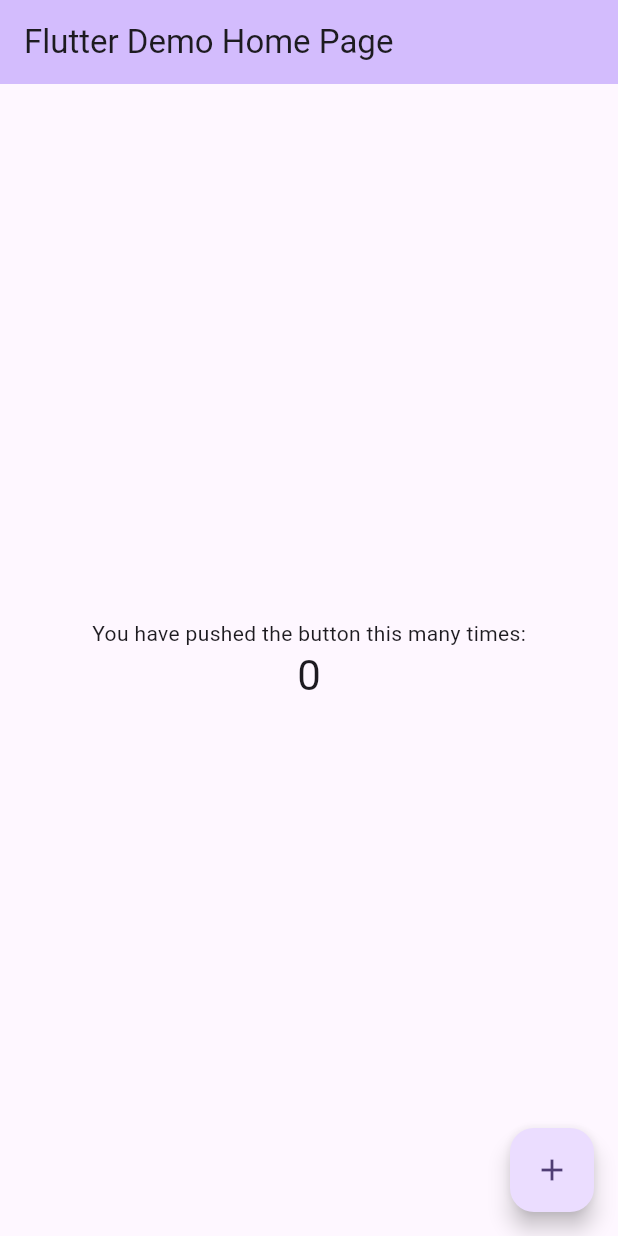
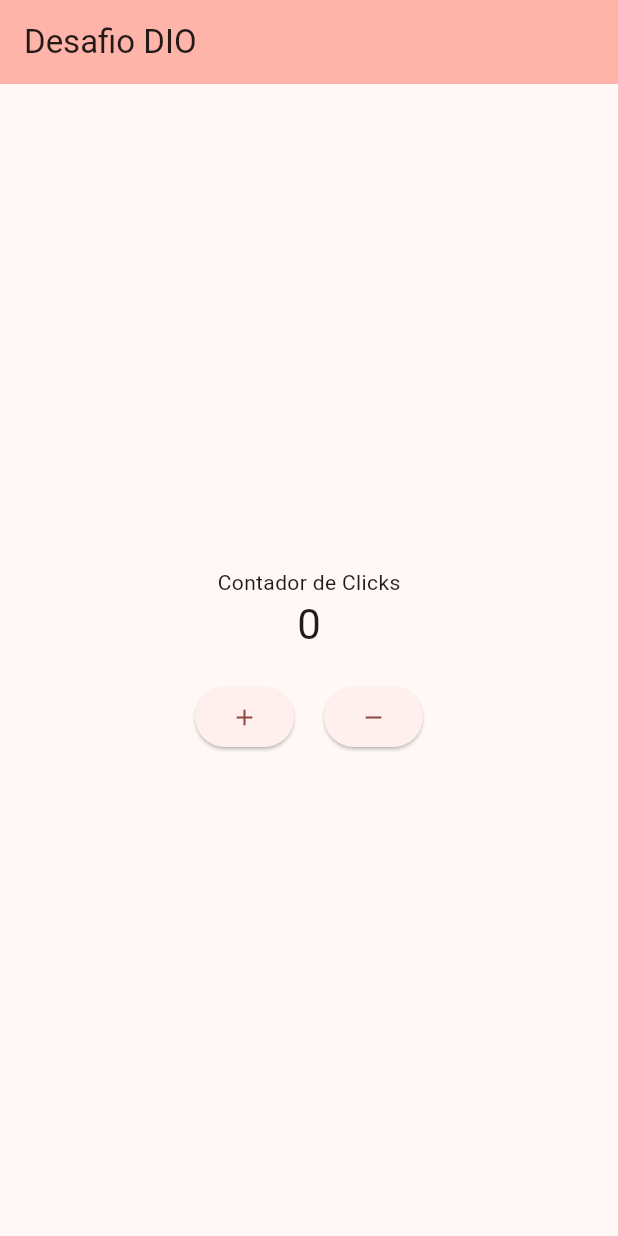
Before and after one commit to thiiagofernando/dasafio_flutter_dio_1, a Flutter app: the screen it shows after launch, on a phone screen of 412 x 824 dp. Run offline on Flutter 3.47's test engine with Material 2 defaults, Android fonts, the light colour scheme and no system bars.

Commit message:
adicionado contador

```diff
--- a/lib/main.dart
+++ b/lib/main.dart
@@ -7,46 +7,22 @@
 class MyApp extends StatelessWidget {
   const MyApp({super.key});
 
-  // This widget is the root of your application.
   @override
   Widget build(BuildContext context) {
     return MaterialApp(
+      debugShowCheckedModeBanner: false,
       title: 'Flutter Demo',
       theme: ThemeData(
-        // This is the theme of your application.
-        //
-        // TRY THIS: Try running your application with "flutter run". You'll see
-        // the application has a blue toolbar. Then, without quitting the app,
-        // try changing the seedColor in the colorScheme below to Colors.green
-        // and then invoke "hot reload" (save your changes or press the "hot
-        // reload" button in a Flutter-supported IDE, or press "r" if you used
-        // the command line to start the app).
-        //
-        // Notice that the counter didn't reset back to zero; the application
-        // state is not lost during the reload. To reset the state, use hot
-        // restart instead.
-        //
-        // This works for code too, not just values: Most code changes can be
-        // tested with just a hot reload.
-        colorScheme: ColorScheme.fromSeed(seedColor: Colors.deepPurple),
+        colorScheme: ColorScheme.fromSeed(seedColor: Colors.red),
         useMaterial3: true,
       ),
-      home: const MyHomePage(title: 'Flutter Demo Home Page'),
+      home: const MyHomePage(title: 'Desafio DIO'),
     );
   }
 }
 
 class MyHomePage extends StatefulWidget {
   const MyHomePage({super.key, required this.title});
-
-  // This widget is the home page of your application. It is stateful, meaning
-  // that it has a State object (defined below) that contains fields that affect
-  // how it looks.
-
-  // This class is the configuration for the state. It holds the values (in this
-  // case the title) provided by the parent (in this case the App widget) and
-  // used by the build method of the State. Fields in a Widget subclass are
-  // always marked "final".
 
   final String title;
 
@@ -59,67 +35,56 @@
 
   void _incrementCounter() {
     setState(() {
-      // This call to setState tells the Flutter framework that something has
-      // changed in this State, which causes it to rerun the build method below
-      // so that the display can reflect the updated values. If we changed
-      // _counter without calling setState(), then the build method would not be
-      // called again, and so nothing would appear to happen.
       _counter++;
+    });
+  }
+
+  void _decreasevalue() {
+    setState(() {
+      _counter--;
     });
   }
 
   @override
   Widget build(BuildContext context) {
-    // This method is rerun every time setState is called, for instance as done
-    // by the _incrementCounter method above.
-    //
-    // The Flutter framework has been optimized to make rerunning build methods
-    // fast, so that you can just rebuild anything that needs updating rather
-    // than having to individually change instances of widgets.
     return Scaffold(
       appBar: AppBar(
-        // TRY THIS: Try changing the color here to a specific color (to
-        // Colors.amber, perhaps?) and trigger a hot reload to see the AppBar
-        // change color while the other colors stay the same.
         backgroundColor: Theme.of(context).colorScheme.inversePrimary,
-        // Here we take the value from the MyHomePage object that was created by
-        // the App.build method, and use it to set our appbar title.
         title: Text(widget.title),
       ),
       body: Center(
-        // Center is a layout widget. It takes a single child and positions it
-        // in the middle of the parent.
         child: Column(
-          // Column is also a layout widget. It takes a list of children and
-          // arranges them vertically. By default, it sizes itself to fit its
-          // children horizontally, and tries to be as tall as its parent.
-          //
-          // Column has various properties to control how it sizes itself and
-          // how it positions its children. Here we use mainAxisAlignment to
-          // center the children vertically; the main axis here is the vertical
-          // axis because Columns are vertical (the cross axis would be
-          // horizontal).
-          //
-          // TRY THIS: Invoke "debug painting" (choose the "Toggle Debug Paint"
-          // action in the IDE, or press "p" in the console), to see the
-          // wireframe for each widget.
           mainAxisAlignment: MainAxisAlignment.center,
           children: <Widget>[
             const Text(
-              'You have pushed the button this many times:',
+              'Contador de Clicks',
             ),
             Text(
               '$_counter',
               style: Theme.of(context).textTheme.headlineMedium,
             ),
+            const SizedBox(
+              height: 20,
+            ),
+            Row(
+              mainAxisAlignment: MainAxisAlignment.center,
+              children: [
+                ElevatedButton(
+                  onPressed: _incrementCounter,
+                  child: const Icon(Icons.add),
+                ),
+                const SizedBox(
+                  width: 20,
+                ),
+                ElevatedButton(
+                  onPressed: _decreasevalue,
+                  child: const Icon(Icons.remove),
+                ),
+              ],
+            )
           ],
         ),
       ),
-      floatingActionButton: FloatingActionButton(
-        onPressed: _incrementCounter,
-        tooltip: 'Increment',
-        child: const Icon(Icons.add),
-      ), // This trailing comma makes auto-formatting nicer for build methods.
     );
   }
 }
```
